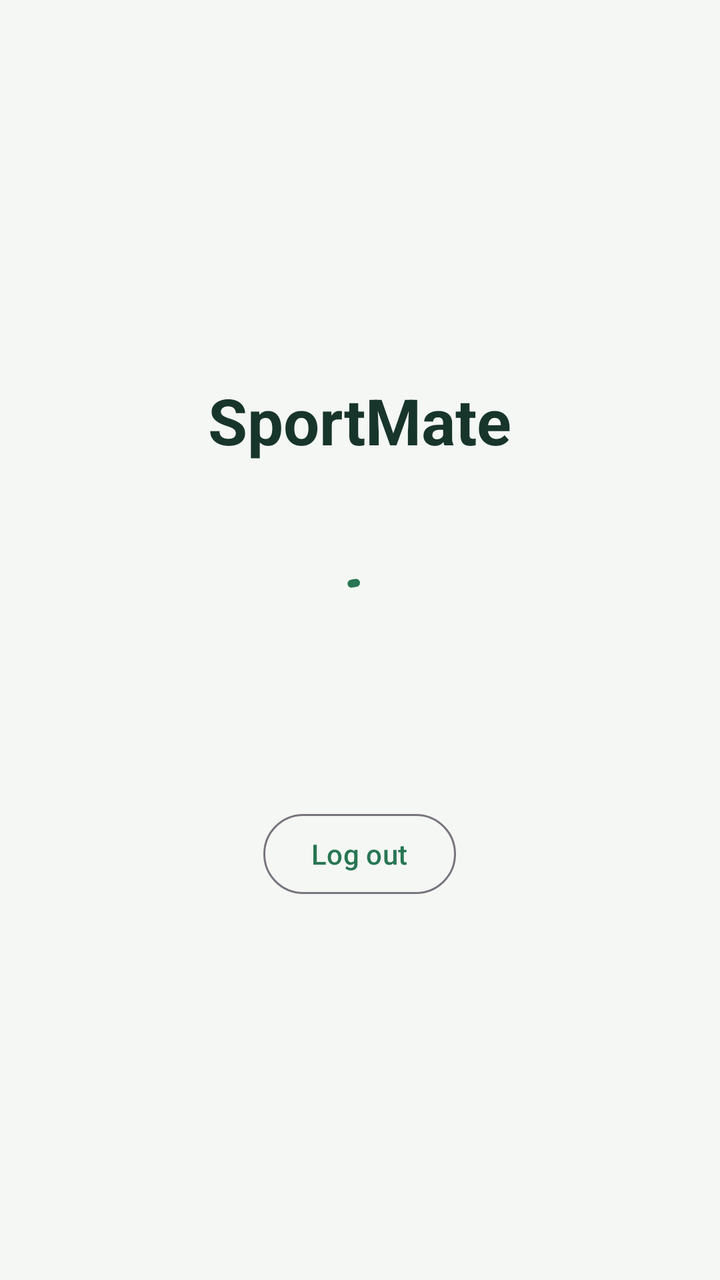
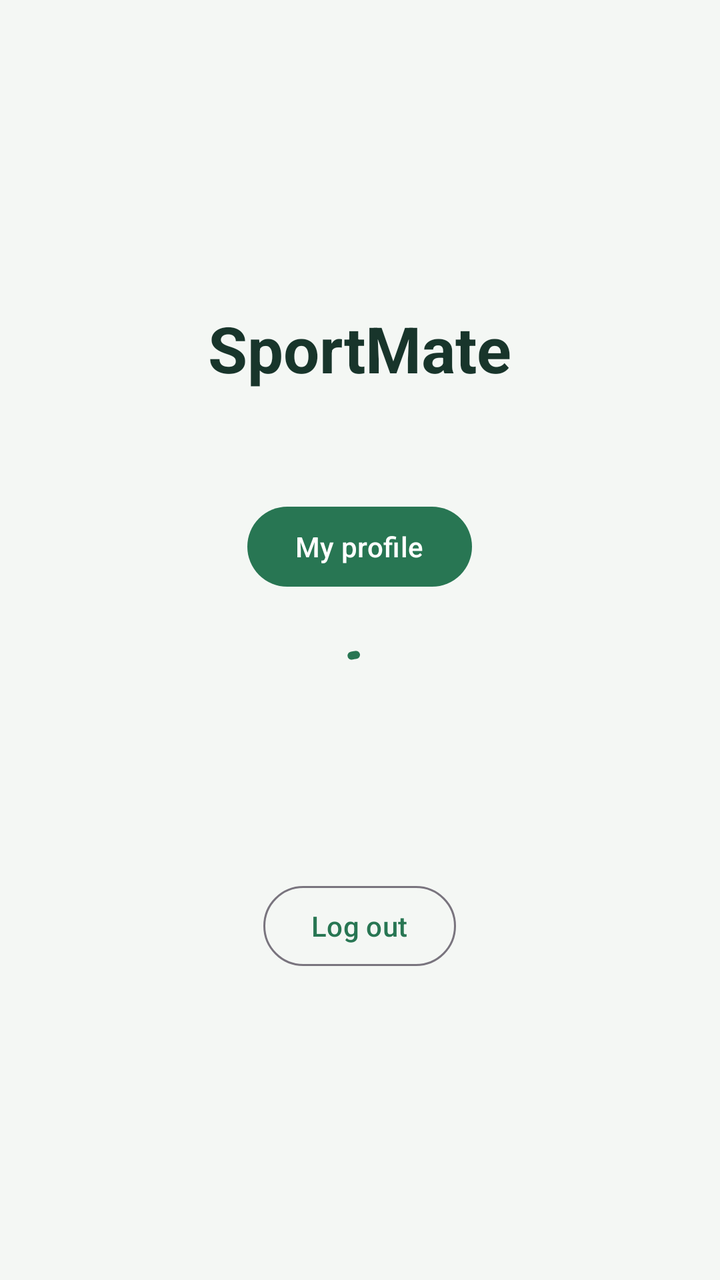

Before-and-after screenshots of an Android layout around one commit, followed by the original layout XML and the change that was made.
<!-- AndroidManifest.xml: application theme Theme.SportMate -->
<!-- res/layout/fragment_home.xml -->
<?xml version="1.0" encoding="utf-8"?>
<LinearLayout xmlns:android="http://schemas.android.com/apk/res/android"
    android:layout_width="match_parent"
    android:layout_height="match_parent"
    android:gravity="center"
    android:orientation="vertical"
    android:padding="@dimen/screen_padding">

    <TextView
        android:id="@+id/title"
        android:layout_width="wrap_content"
        android:layout_height="wrap_content"
        android:text="@string/app_name"
        android:textAppearance="@style/TextAppearance.SportMate.Title" />

    <TextView
        android:id="@+id/signed_in_as"
        android:layout_width="wrap_content"
        android:layout_height="wrap_content"
        android:layout_marginTop="@dimen/spacing_sm"
        android:gravity="center"
        android:textAppearance="@style/TextAppearance.SportMate.Body" />

    <com.google.android.material.progressindicator.CircularProgressIndicator
        android:id="@+id/progress"
        android:layout_width="wrap_content"
        android:layout_height="wrap_content"
        android:layout_marginTop="@dimen/spacing_lg"
        android:indeterminate="true" />

    <TextView
        android:id="@+id/backend_status"
        android:layout_width="wrap_content"
        android:layout_height="wrap_content"
        android:layout_marginTop="@dimen/spacing_md"
        android:gravity="center"
        android:textAppearance="@style/TextAppearance.SportMate.Body" />

    <com.google.android.material.button.MaterialButton
        android:id="@+id/retry_button"
        style="@style/Widget.Material3.Button.TonalButton"
        android:layout_width="wrap_content"
        android:layout_height="wrap_content"
        android:layout_marginTop="@dimen/spacing_md"
        android:text="@string/action_retry"
        android:visibility="gone" />

    <com.google.android.material.button.MaterialButton
        android:id="@+id/logout_button"
        style="@style/Widget.Material3.Button.OutlinedButton"
        android:layout_width="wrap_content"
        android:layout_height="wrap_content"
        android:layout_marginTop="@dimen/spacing_xl"
        android:text="@string/action_logout" />
</LinearLayout>
<!-- resources referenced by this layout -->
<resources>
  <dimen name="screen_padding">@dimen/spacing_lg</dimen>
  <dimen name="spacing_lg">24dp</dimen>
  <dimen name="spacing_md">16dp</dimen>
  <dimen name="spacing_sm">8dp</dimen>
  <dimen name="spacing_xl">32dp</dimen>
  <string name="action_logout">Log out</string>
  <string name="action_retry">Retry</string>
  <string name="app_name">SportMate</string>
  <style name="TextAppearance.SportMate.Body" parent="TextAppearance.Material3.BodyLarge">
          <item name="android:textColor">@color/sportmate_text_secondary</item>
      </style>
  <style name="TextAppearance.SportMate.Title" parent="TextAppearance.Material3.HeadlineLarge">
          <item name="android:textColor">@color/sportmate_text</item>
          <item name="android:textStyle">bold</item>
      </style>
  <style name="Theme.SportMate" parent="Theme.Material3.Light.NoActionBar">
          <item name="colorPrimary">@color/sportmate_green</item>
          <item name="colorOnPrimary">@color/sportmate_on_primary</item>
          <item name="colorSecondary">@color/sportmate_amber</item>
          <item name="colorError">@color/sportmate_error</item>
          <item name="colorSurface">@color/sportmate_surface</item>
          <item name="colorOnSurface">@color/sportmate_text</item>
          <item name="android:colorBackground">@color/sportmate_background</item>
          <item name="android:windowBackground">@color/sportmate_background</item>
          <item name="android:windowLightStatusBar">true</item>
      </style>
  <color name="sportmate_text_secondary">#4F665C</color>
  <color name="sportmate_text">#18352B</color>
  <color name="sportmate_green">#287653</color>
  <color name="sportmate_on_primary">#FFFFFF</color>
  <color name="sportmate_amber">#E7A93B</color>
  <color name="sportmate_error">#B3261E</color>
  <color name="sportmate_surface">#FFFFFF</color>
  <color name="sportmate_background">#F4F7F4</color>
</resources>

<!-- the commit's change to res/layout/fragment_home.xml (unified diff, before → after) -->
@@ -20,6 +20,13 @@
         android:layout_marginTop="@dimen/spacing_sm"
         android:gravity="center"
         android:textAppearance="@style/TextAppearance.SportMate.Body" />
+
+    <com.google.android.material.button.MaterialButton
+        android:id="@+id/profile_button"
+        android:layout_width="wrap_content"
+        android:layout_height="wrap_content"
+        android:layout_marginTop="@dimen/spacing_lg"
+        android:text="@string/action_profile" />
 
     <com.google.android.material.progressindicator.CircularProgressIndicator
         android:id="@+id/progress"
<!-- resource entries referenced after the edit -->
@@ -6,6 +6,7 @@
   <dimen name="spacing_sm">8dp</dimen>
   <dimen name="spacing_xl">32dp</dimen>
   <string name="action_logout">Log out</string>
+  <string name="action_profile">My profile</string>
   <string name="action_retry">Retry</string>
   <string name="app_name">SportMate</string>
   <style name="TextAppearance.SportMate.Body" parent="TextAppearance.Material3.BodyLarge">
